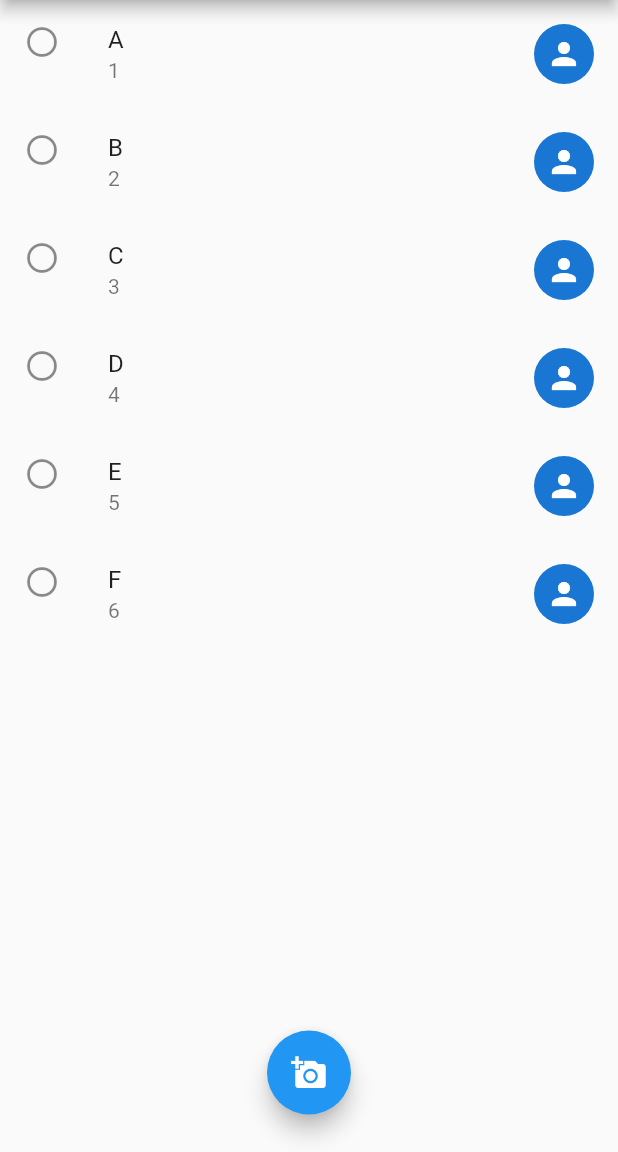
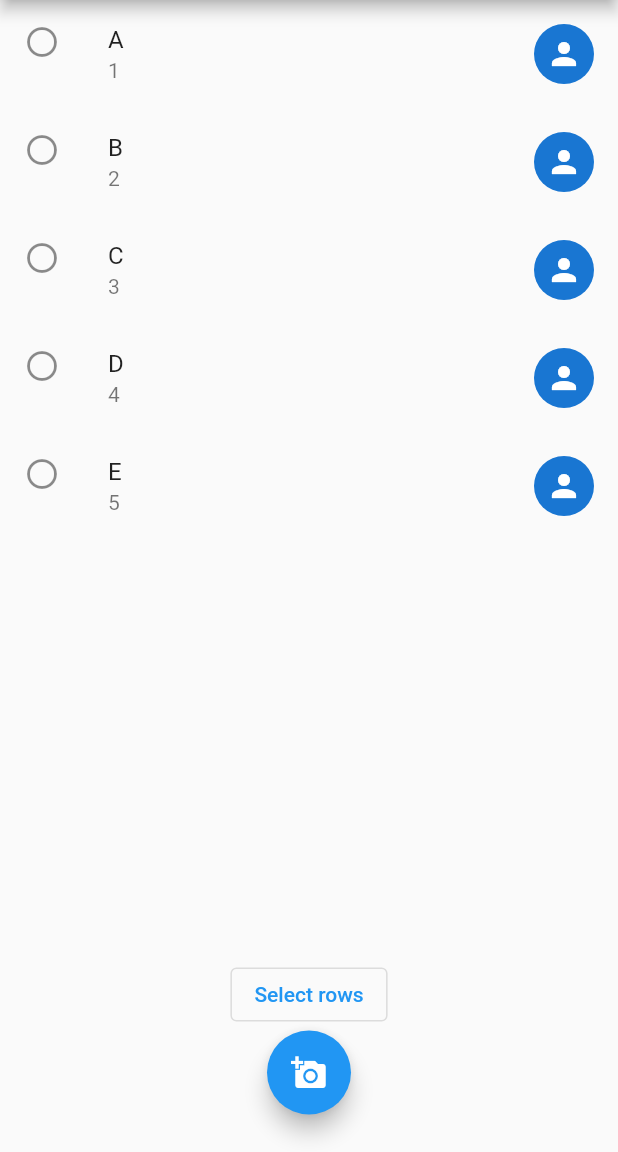
Before and after one commit to NeoZ3p/test-dtk, a Flutter app: the screen it shows after launch, after a tap on the "add a photo" icon, on a phone screen of 412 x 824 dp, the part 84-1236 px from its top. Run offline on Flutter 3.47's test engine with Material 2 defaults, Android fonts, the light colour scheme and no system bars.

Commit message:
feat: add save button

```diff
--- a/lib/main.dart
+++ b/lib/main.dart
@@ -1,7 +1,5 @@
 import 'package:dtk_test/orders_list.dart';
 import 'package:flutter/material.dart';
-
-import 'order_tile.dart';
 
 void main() {
   runApp(const MyApp());
@@ -33,7 +31,7 @@ class MyHomePage extends StatefulWidget {
 
 class _MyHomePageState extends State<MyHomePage> {
   bool isSelectedMode = false;
-  List<OrderTile> selectedRows = [];
+  List<Map<String, dynamic>> selectedRows = [];
 
   @override
   Widget build(BuildContext context) {
@@ -48,6 +46,13 @@ class _MyHomePageState extends State<MyHomePage> {
             isSelectedMode,
             selectedRows,
           )),
+          if (isSelectedMode)
+            OutlinedButton(
+              onPressed: () {
+                print(selectedRows);
+              },
+              child: Text(selectedRows.isEmpty ? "Select rows" : "Save"),
+            ),
           FloatingActionButton(
               onPressed: () {
                 setState(() {
--- a/lib/order_tile.dart
+++ b/lib/order_tile.dart
@@ -1,14 +1,11 @@
-class OrderTile {
+class Order {
   String name, phoneNumber;
-  bool isSelected;
 
-  OrderTile(
+  Order(
     this.name,
     this.phoneNumber,
-    this.isSelected,
   );
 
   @override
-  String toString() =>
-      "OrderTile: {name: $name, phoneNumber: $phoneNumber, isSelected: $isSelected}";
+  String toString() => "Order: {name: $name, phoneNumber: $phoneNumber}";
 }
--- a/lib/orders_list.dart
+++ b/lib/orders_list.dart
@@ -4,7 +4,7 @@ import 'order_tile.dart';
 
 class OrdersList extends StatefulWidget {
   bool isSelectedMode;
-  List<OrderTile> selectedRows;
+  List<Map<String, dynamic>> selectedRows;
 
   OrdersList(this.isSelectedMode, this.selectedRows, {Key? key})
       : super(key: key);
@@ -14,22 +14,36 @@ class OrdersList extends StatefulWidget {
 }
 
 class _OrdersListState extends State<OrdersList> {
-  List<OrderTile> orders = [
-    OrderTile("A", "1", false),
-    OrderTile("B", "2", false),
-    OrderTile("C", "3", false),
-    OrderTile("D", "4", false),
-    OrderTile("E", "5", false),
-    OrderTile("F", "6", false),
+  List<Map<String, dynamic>> orders = [
+    {
+      "isSelected": false,
+      "order": Order("A", "1"),
+    },
+    {
+      "isSelected": false,
+      "order": Order("B", "2"),
+    },
+    {
+      "isSelected": false,
+      "order": Order("C", "3"),
+    },
+    {
+      "isSelected": false,
+      "order": Order("D", "4"),
+    },
+    {
+      "isSelected": false,
+      "order": Order("E", "5"),
+    },
   ];
 
   @override
   Widget build(BuildContext context) {
     return ListView.builder(
       itemBuilder: (context, index) => OrderItem(
-        orders[index].name,
-        orders[index].phoneNumber,
-        orders[index].isSelected,
+        orders[index]["order"].name,
+        orders[index]["order"].phoneNumber,
+        orders[index]["isSelected"],
         index,
       ),
       itemCount: orders.length,
@@ -42,12 +56,18 @@ class _OrdersListState extends State<OrdersList> {
       onTap: () {
         widget.isSelectedMode
             ? setState(() {
-                orders[index].isSelected = !orders[index].isSelected;
-                if (orders[index].isSelected) {
-                  widget.selectedRows.add(OrderTile(name, phoneNumber, true));
-                } else if (!orders[index].isSelected) {
-                  widget.selectedRows.removeWhere(
-                      (element) => element.name == orders[index].name);
+                orders[index]["isSelected"] = !orders[index]["isSelected"];
+                if (orders[index]["isSelected"]) {
+                  widget.selectedRows.add({
+                    "isSelected": true,
+                    "order": Order(
+                      name,
+                      phoneNumber,
+                    ),
+                  });
+                } else if (!orders[index]["isSelected"]) {
+                  widget.selectedRows.removeWhere((element) =>
+                      element["order"].name == orders[index]["order"].name);
                 }
               })
             : null;
```
